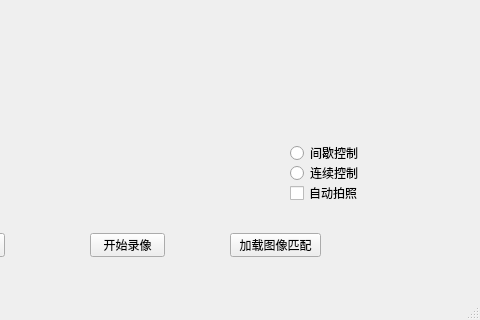
Above: ui/MainWindow.ui from canoe-Z/TelloRS before the change; both pictures show x 320 to 800 and y 280 to 600 of the 800 by 600 pixel window. Below: the same form after it.
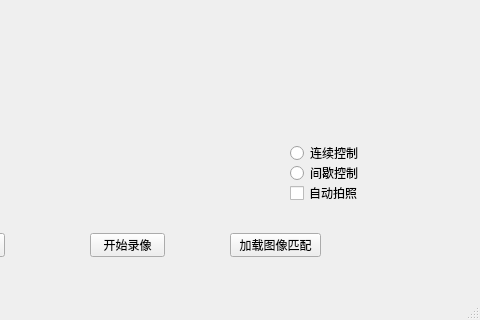
That is the form after the change.

Patch:
```diff
--- a/ui/MainWindow.ui
+++ b/ui/MainWindow.ui
@@ -83,7 +83,7 @@
     <property name="geometry">
      <rect>
       <x>610</x>
-      <y>400</y>
+      <y>420</y>
       <width>95</width>
       <height>20</height>
      </rect>
@@ -96,7 +96,7 @@
     <property name="geometry">
      <rect>
       <x>610</x>
-      <y>420</y>
+      <y>400</y>
       <width>95</width>
       <height>20</height>
      </rect>
```
